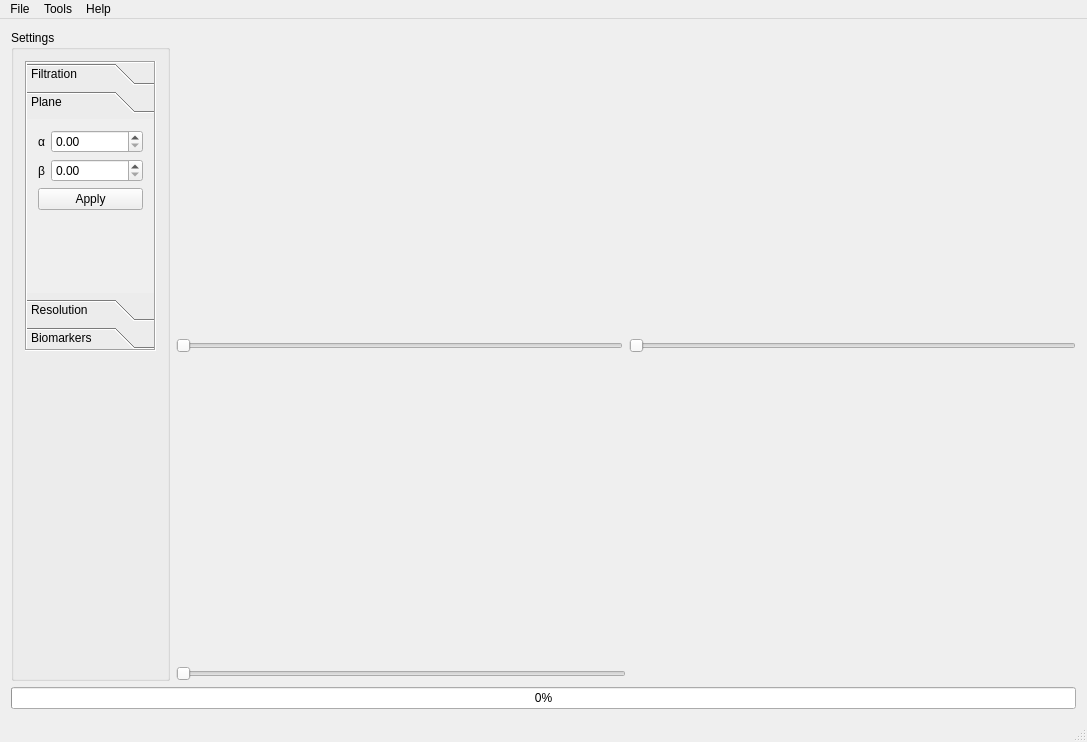
This is x64/DADM/DADM/dadm.ui in martamycielska/DADM as Qt 5 draws it before an edit. The edited form follows.
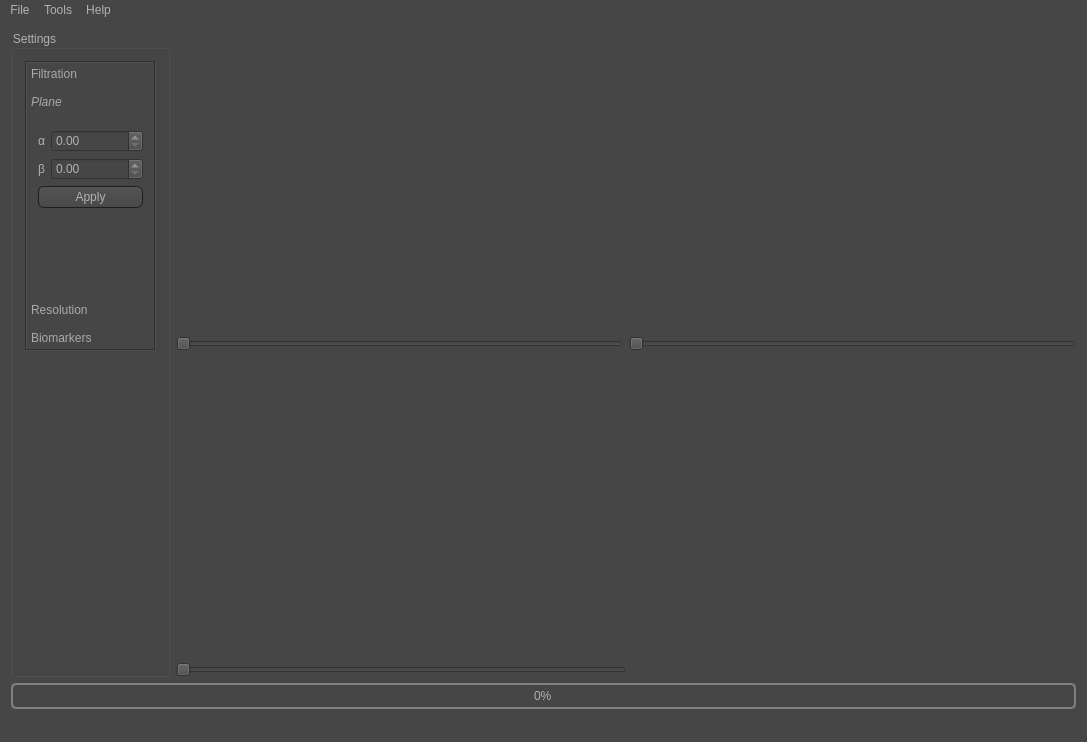
This is the edited form. The open tabs and pages were chosen to show the change. Icons and pictures are not drawn. Custom widgets are drawn as their Qt base class.

Commit message: Dodany arkusz stylu dla ui

```diff
--- a/x64/DADM/DADM/dadm.ui
+++ b/x64/DADM/DADM/dadm.ui
@@ -13,6 +13,481 @@
   <property name="windowTitle">
    <string>DADM</string>
   </property>
+  <property name="styleSheet">
+   <string notr="true">QToolTip
+{
+     border: 1px solid black;
+     background-color: #8CCAEB;
+     padding: 1px;
+     border-radius: 3px;
+     opacity: 100;
+}
+
+QWidget
+{
+    color: #b1b1b1;
+    background-color: #464646;
+}
+
+QWidget:item:hover
+{
+    background-color: QLinearGradient( x1: 0, y1: 0, x2: 0, y2: 1, stop: 0 #8CCAEB, stop: 1 #ca0619);
+    color: #000000;
+}
+
+QWidget:item:selected
+{
+    background-color: QLinearGradient( x1: 0, y1: 0, x2: 0, y2: 1, stop: 0 #8CCAEB, stop: 1 #7ED3C6);
+}
+
+QMenuBar::item
+{
+    background: transparent;
+}
+
+QMenuBar::item:selected
+{
+    background: transparent;
+    border: 1px solid #8CCAEB;
+}
+
+QMenuBar::item:pressed
+{
+    background: #444;
+    border: 1px solid #000;
+    background-color: QLinearGradient(
+        x1:0, y1:0,
+        x2:0, y2:1,
+        stop:1 #212121,
+        stop:0.4 #343434/*,
+        stop:0.2 #343434,
+        stop:0.1 #ffaa00*/
+    );
+    margin-bottom:-1px;
+    padding-bottom:1px;
+}
+
+QMenu
+{
+    border: 1px solid #000;
+}
+
+QMenu::item
+{
+    padding: 2px 20px 2px 20px;
+}
+
+QMenu::item:selected
+{
+    color: #000000;
+}
+
+QWidget:disabled
+{
+    color: #404040;
+    background-color: #323232;
+}
+
+QAbstractItemView
+{
+    background-color: QLinearGradient( x1: 0, y1: 0, x2: 0, y2: 1, stop: 0 #4d4d4d, stop: 0.1 #646464, stop: 1 #5d5d5d);
+}
+
+QWidget:focus
+{
+    /*border: 2px solid QLinearGradient( x1: 0, y1: 0, x2: 0, y2: 1, stop: 0 #ffa02f, stop: 1 #d7801a);*/
+}
+
+QLineEdit
+{
+    background-color: QLinearGradient( x1: 0, y1: 0, x2: 0, y2: 1, stop: 0 #4d4d4d, stop: 0 #646464, stop: 1 #5d5d5d);
+    padding: 1px;
+    border-style: solid;
+    border: 1px solid #1e1e1e;
+    border-radius: 5;
+}
+
+QPushButton
+{
+    color: #b1b1b1;
+    background-color: QLinearGradient( x1: 0, y1: 0, x2: 0, y2: 1, stop: 0 #565656, stop: 0.1 #525252, stop: 0.5 #4e4e4e, stop: 0.9 #4a4a4a, stop: 1 #464646);
+    border-width: 1px;
+    border-color: #1e1e1e;
+    border-style: solid;
+    border-radius: 6;
+    padding: 3px;
+    font-size: 12px;
+    padding-left: 5px;
+    padding-right: 5px;
+}
+
+QPushButton:pressed
+{
+    background-color: QLinearGradient( x1: 0, y1: 0, x2: 0, y2: 1, stop: 0 #2d2d2d, stop: 0.1 #2b2b2b, stop: 0.5 #292929, stop: 0.9 #282828, stop: 1 #252525);
+}
+
+QComboBox
+{
+    selection-background-color: #8CCAEB;
+    background-color: QLinearGradient( x1: 0, y1: 0, x2: 0, y2: 1, stop: 0 #565656, stop: 0.1 #525252, stop: 0.5 #4e4e4e, stop: 0.9 #4a4a4a, stop: 1 #464646);
+    border-style: solid;
+    border: 1px solid #1e1e1e;
+    border-radius: 5;
+}
+
+QComboBox:hover,QPushButton:hover
+{
+    border: 2px solid QLinearGradient( x1: 0, y1: 0, x2: 0, y2: 1, stop: 0 #8CCAEB, stop: 1 #7ED3C6);
+}
+
+
+QComboBox:on
+{
+    padding-top: 3px;
+    padding-left: 4px;
+    background-color: QLinearGradient( x1: 0, y1: 0, x2: 0, y2: 1, stop: 0 #2d2d2d, stop: 0.1 #2b2b2b, stop: 0.5 #292929, stop: 0.9 #282828, stop: 1 #252525);
+    selection-background-color: #8CCAEB;
+}
+
+QComboBox QAbstractItemView
+{
+    border: 2px solid darkgray;
+    selection-background-color: QLinearGradient( x1: 0, y1: 0, x2: 0, y2: 1, stop: 0 #8CCAEB, stop: 1 #7ED3C6);
+}
+
+QComboBox::drop-down
+{
+     subcontrol-origin: padding;
+     subcontrol-position: top right;
+     width: 15px;
+
+     border-left-width: 0px;
+     border-left-color: darkgray;
+     border-left-style: solid; /* just a single line */
+     border-top-right-radius: 3px; /* same radius as the QComboBox */
+     border-bottom-right-radius: 3px;
+ }
+
+QComboBox::down-arrow
+{
+     image: url(:/down_arrow.png);
+}
+
+QGroupBox:focus
+{
+border: 2px solid QLinearGradient( x1: 0, y1: 0, x2: 0, y2: 1, stop: 0 #8CCAEB, stop: 1 #7ED3C6);
+}
+
+QTextEdit:focus
+{
+    border: 2px solid QLinearGradient( x1: 0, y1: 0, x2: 0, y2: 1, stop: 0 #8CCAEB, stop: 1 #7ED3C6);
+}
+
+QScrollBar:horizontal {
+     border: 1px solid #222222;
+     background: QLinearGradient( x1: 0, y1: 0, x2: 0, y2: 1, stop: 0.0 #121212, stop: 0.2 #282828, stop: 1 #484848);
+     height: 7px;
+     margin: 0px 16px 0 16px;
+}
+
+QScrollBar::handle:horizontal
+{
+      background: QLinearGradient( x1: 0, y1: 0, x2: 1, y2: 0, stop: 0 #8CCAEB, stop: 0.5 #7ED3C6, stop: 1 #8CCAEB);
+      min-height: 20px;
+      border-radius: 2px;
+}
+
+QScrollBar::add-line:horizontal {
+      border: 1px solid #1b1b19;
+      border-radius: 2px;
+      background: QLinearGradient( x1: 0, y1: 0, x2: 1, y2: 0, stop: 0 #8CCAEB, stop: 1 #7ED3C6);
+      width: 14px;
+      subcontrol-position: right;
+      subcontrol-origin: margin;
+}
+
+QScrollBar::sub-line:horizontal {
+      border: 1px solid #1b1b19;
+      border-radius: 2px;
+      background: QLinearGradient( x1: 0, y1: 0, x2: 1, y2: 0, stop: 0 #8CCAEB, stop: 1 #7ED3C6);
+      width: 14px;
+     subcontrol-position: left;
+     subcontrol-origin: margin;
+}
+
+QScrollBar::right-arrow:horizontal, QScrollBar::left-arrow:horizontal
+{
+      border: 1px solid black;
+      width: 1px;
+      height: 1px;
+      background: white;
+}
+
+QScrollBar::add-page:horizontal, QScrollBar::sub-page:horizontal
+{
+      background: none;
+}
+
+QScrollBar:vertical
+{
+      background: QLinearGradient( x1: 0, y1: 0, x2: 1, y2: 0, stop: 0.0 #121212, stop: 0.2 #282828, stop: 1 #484848);
+      width: 7px;
+      margin: 16px 0 16px 0;
+      border: 1px solid #222222;
+}
+
+QScrollBar::handle:vertical
+{
+      background: QLinearGradient( x1: 0, y1: 0, x2: 0, y2: 1, stop: 0 #8CCAEB, stop: 0.5 #7ED3C6, stop: 1 #8CCAEB);
+      min-height: 20px;
+      border-radius: 2px;
+}
+
+QScrollBar::add-line:vertical
+{
+      border: 1px solid #1b1b19;
+      border-radius: 2px;
+      background: QLinearGradient( x1: 0, y1: 0, x2: 0, y2: 1, stop: 0 #8CCAEB, stop: 1 #7ED3C6);
+      height: 14px;
+      subcontrol-position: bottom;
+      subcontrol-origin: margin;
+}
+
+QScrollBar::sub-line:vertical
+{
+      border: 1px solid #1b1b19;
+      border-radius: 2px;
+      background: QLinearGradient( x1: 0, y1: 0, x2: 0, y2: 1, stop: 0 #7ED3C6, stop: 1 #8CCAEB);
+      height: 14px;
+      subcontrol-position: top;
+      subcontrol-origin: margin;
+}
+
+QScrollBar::up-arrow:vertical, QScrollBar::down-arrow:vertical
+{
+      border: 1px solid black;
+      width: 1px;
+      height: 1px;
+      background: white;
+}
+
+
+QScrollBar::add-page:vertical, QScrollBar::sub-page:vertical
+{
+      background: none;
+}
+
+QTextEdit
+{
+    background-color: #242424;
+}
+
+QPlainTextEdit
+{
+    background-color: #242424;
+}
+
+QHeaderView::section
+{
+    background-color: QLinearGradient(x1:0, y1:0, x2:0, y2:1, stop:0 #616161, stop: 0.5 #505050, stop: 0.6 #434343, stop:1 #656565);
+    color: white;
+    padding-left: 4px;
+    border: 1px solid #6c6c6c;
+}
+
+QCheckBox:disabled
+{
+color: #414141;
+}
+
+QDockWidget::title
+{
+    text-align: center;
+    spacing: 3px; /* spacing between items in the tool bar */
+    background-color: QLinearGradient(x1:0, y1:0, x2:0, y2:1, stop:0 #323232, stop: 0.5 #242424, stop:1 #323232);
+}
+
+QDockWidget::close-button, QDockWidget::float-button
+{
+    text-align: center;
+    spacing: 1px; /* spacing between items in the tool bar */
+    background-color: QLinearGradient(x1:0, y1:0, x2:0, y2:1, stop:0 #323232, stop: 0.5 #242424, stop:1 #323232);
+}
+
+QDockWidget::close-button:hover, QDockWidget::float-button:hover
+{
+    background: #242424;
+}
+
+QDockWidget::close-button:pressed, QDockWidget::float-button:pressed
+{
+    padding: 1px -1px -1px 1px;
+}
+
+QMainWindow::separator
+{
+    background-color: QLinearGradient(x1:0, y1:0, x2:0, y2:1, stop:0 #161616, stop: 0.5 #151515, stop: 0.6 #212121, stop:1 #343434);
+    color: white;
+    padding-left: 4px;
+    border: 1px solid #4c4c4c;
+    spacing: 3px; /* spacing between items in the tool bar */
+}
+
+QMainWindow::separator:hover
+{
+
+    background-color: QLinearGradient(x1:0, y1:0, x2:0, y2:1, stop:0 #7ED3C6, stop:0.5 #71BDB2 stop:1 #8CCAEB);
+    color: white;
+    padding-left: 4px;
+    border: 1px solid #6c6c6c;
+    spacing: 3px; /* spacing between items in the tool bar */
+}
+
+QToolBar::handle
+{
+     spacing: 3px; /* spacing between items in the tool bar */
+     background: url(:/images/handle.png);
+}
+
+QMenu::separator
+{
+    height: 2px;
+    background-color: QLinearGradient(x1:0, y1:0, x2:0, y2:1, stop:0 #161616, stop: 0.5 #151515, stop: 0.6 #212121, stop:1 #343434);
+    color: white;
+    padding-left: 4px;
+    margin-left: 10px;
+    margin-right: 5px;
+}
+
+QProgressBar
+{
+    border: 2px solid grey;
+    border-radius: 5px;
+    text-align: center;
+}
+
+QProgressBar::chunk
+{
+    background-color: #8CCAEB;
+    width: 2.15px;
+    margin: 0.5px;
+}
+
+QTabBar::tab {
+    color: #b1b1b1;
+    border: 1px solid #444;
+    border-bottom-style: none;
+    background-color: #323232;
+    padding-left: 10px;
+    padding-right: 10px;
+    padding-top: 3px;
+    padding-bottom: 2px;
+    margin-right: -1px;
+}
+
+QTabWidget::pane {
+    border: 1px solid #444;
+    top: 1px;
+}
+
+QTabBar::tab:last
+{
+    margin-right: 0; /* the last selected tab has nothing to overlap with on the right */
+    border-top-right-radius: 3px;
+}
+
+QTabBar::tab:first:!selected
+{
+ margin-left: 0px; /* the last selected tab has nothing to overlap with on the right */
+
+
+    border-top-left-radius: 3px;
+}
+
+QTabBar::tab:!selected
+{
+    color: #b1b1b1;
+    border-bottom-style: solid;
+    margin-top: 3px;
+    background-color: QLinearGradient(x1:0, y1:0, x2:0, y2:1, stop:1 #212121, stop:.4 #343434);
+}
+
+QTabBar::tab:selected
+{
+    border-top-left-radius: 3px;
+    border-top-right-radius: 3px;
+    margin-bottom: 0px;
+}
+
+QTabBar::tab:!selected:hover
+{
+    /*border-top: 2px solid #ffaa00;
+    padding-bottom: 3px;*/
+    border-top-left-radius: 3px;
+    border-top-right-radius: 3px;
+    background-color: QLinearGradient(x1:0, y1:0, x2:0, y2:1, stop:1 #212121, stop:0.4 #343434, stop:0.2 #343434, stop:0.1 #8CCAEB);
+}
+
+QRadioButton::indicator:checked, QRadioButton::indicator:unchecked{
+    color: #b1b1b1;
+    background-color: #323232;
+    border: 1px solid #b1b1b1;
+    border-radius: 6px;
+}
+
+QRadioButton::indicator:checked
+{
+    background-color: qradialgradient(
+        cx: 0.5, cy: 0.5,
+        fx: 0.5, fy: 0.5,
+        radius: 1.0,
+        stop: 0.25 #8CCAEB,
+        stop: 0.3 #323232
+    );
+}
+
+QCheckBox::indicator{
+    color: #b1b1b1;
+    background-color: #323232;
+    border: 1px solid #b1b1b1;
+    width: 9px;
+    height: 9px;
+}
+
+QRadioButton::indicator
+{
+    border-radius: 6px;
+}
+
+QRadioButton::indicator:hover, QCheckBox::indicator:hover
+{
+    border: 1px solid #8CCAEB;
+}
+
+QCheckBox::indicator:checked
+{
+    image:url(:/images/checkbox.png);
+}
+
+QCheckBox::indicator:disabled, QRadioButton::indicator:disabled
+{
+    border: 1px solid #444;
+}
+
+QToolBox::tab {
+    background: QLinearGradient( x1: 0, y1: 0, x2: 0, y2: 1, stop: 0 #565656, stop: 0.1 #525252, stop: 0.5 #4e4e4e,
+ 						stop: 0.9 #4a4a4a, stop: 1 #464646);
+    border-radius: 5px;
+   color: darkgray;
+
+}
+
+QToolBox::tab:selected { /* italicize selected tabs */
+    font: italic;
+    /*color: white;*/
+}
+</string>
+  </property>
   <widget class="QWidget" name="centralWidget">
    <layout class="QVBoxLayout" name="verticalLayout_6">
     <item>
@@ -115,8 +590,8 @@
              <rect>
               <x>0</x>
               <y>0</y>
-              <width>98</width>
-              <height>103</height>
+              <width>135</width>
+              <height>178</height>
              </rect>
             </property>
             <attribute name="label">
```
Left out of the diff: 8 changed lines with no effect on the pictures. The commit also changes 2 other files.
